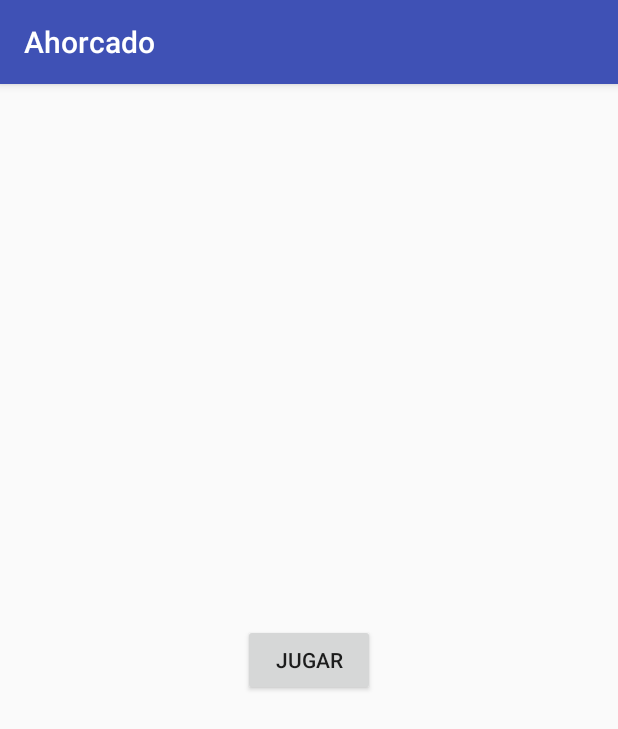
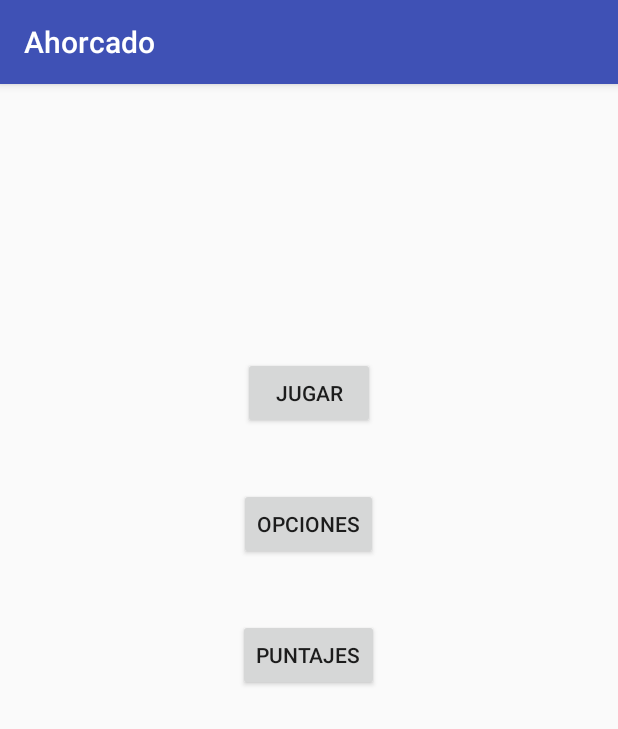
Before and after one commit to omdiazc/Ahorcado, an Android app: the screen it shows after launch (MainActivity), on a phone screen of 412 x 824 dp. Shown: the top 729 px of the screen. Run offline under Robolectric (Android 15) with nearby library versions, the phone set to English and light mode, and no system bars.

Commit message:
Commit 15/20/2015  19:06

```diff
--- a/app/src/main/AndroidManifest.xml
+++ b/app/src/main/AndroidManifest.xml
@@ -18,7 +18,9 @@
         <activity
             android:name=".Game"
             android:label="@string/title_activity_game"
-            android:theme="@style/AppTheme.NoActionBar"></activity>
+            android:theme="@style/AppTheme.NoActionBar" />
+        <activity android:name=".Options" />
+        <activity android:name=".Scores"></activity>
     </application>
 
 </manifest>
--- a/app/src/main/res/layout/activity_main.xml
+++ b/app/src/main/res/layout/activity_main.xml
@@ -14,6 +14,25 @@
         android:layout_height="wrap_content"
         android:text="@string/mainbtn_jugar"
         android:id="@+id/btnMain_jugar"
-        android:layout_centerVertical="true"
+        android:layout_alignParentTop="true"
+        android:layout_centerHorizontal="true"
+        android:layout_marginTop="166dp" />
+
+    <Button
+        android:layout_width="wrap_content"
+        android:layout_height="wrap_content"
+        android:text="@string/mainbtn_opciones"
+        android:id="@+id/btnMain_opciones"
+        android:layout_marginTop="39dp"
+        android:layout_below="@+id/btnMain_jugar"
         android:layout_centerHorizontal="true" />
+
+    <Button
+        android:layout_width="wrap_content"
+        android:layout_height="wrap_content"
+        android:text="@string/mainbtn_scores"
+        android:id="@+id/btnMain_scores"
+        android:layout_below="@+id/btnMain_opciones"
+        android:layout_centerHorizontal="true"
+        android:layout_marginTop="39dp" />
 </RelativeLayout>
--- a/app/src/main/res/values/strings.xml
+++ b/app/src/main/res/values/strings.xml
@@ -1,6 +1,12 @@
 <resources>
     <string name="app_name">Ahorcado</string>
-    <string name="mainbtn_jugar">Jugar</string>
+
     <string name="title_activity_game">Game</string>
 
+
+    <string name="mainbtn_jugar">Jugar</string>
+    <string name="mainbtn_opciones">Opciones</string>
+    <string name="mainbtn_scores">Puntajes</string>
+
+
 </resources>
```
Also changed, not shown: app/src/main/java/miguel/ahorcado/MainActivity.java (+30 -3 lines), app/src/main/java/miguel/ahorcado/Options.java (added, +13 -0 lines), app/src/main/java/miguel/ahorcado/Scores.java (added, +13 -0 lines), app/src/main/res/layout/activity_options.xml (added, +12 -0 lines), app/src/main/res/layout/activity_scores.xml (added, +12 -0 lines).
